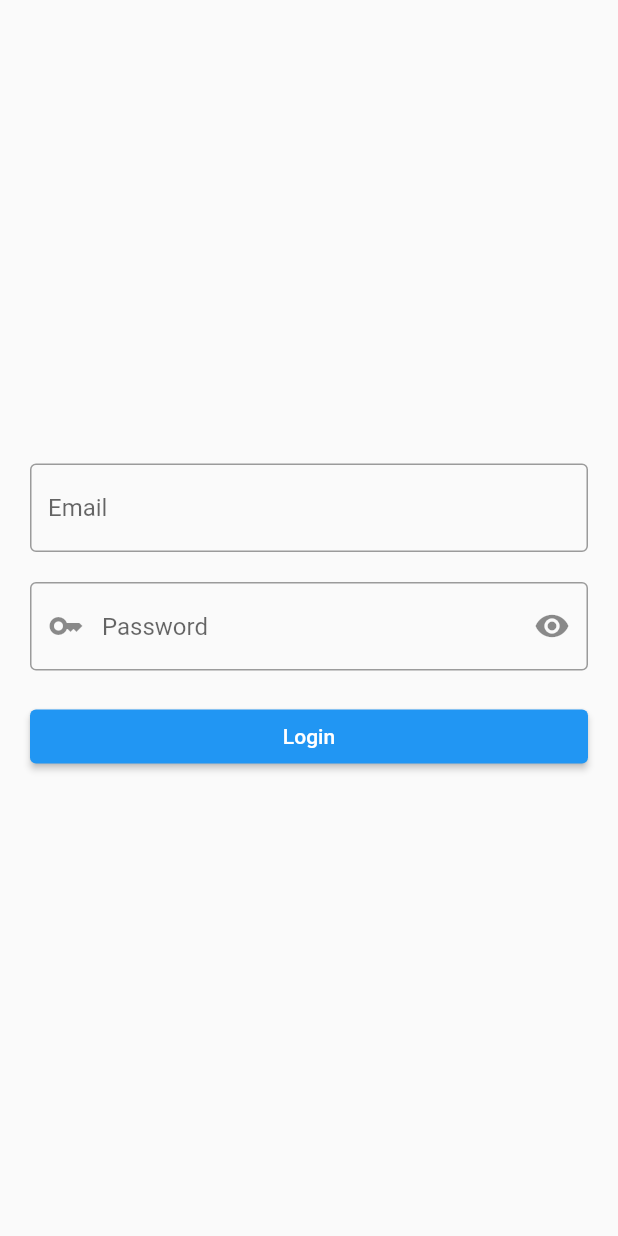
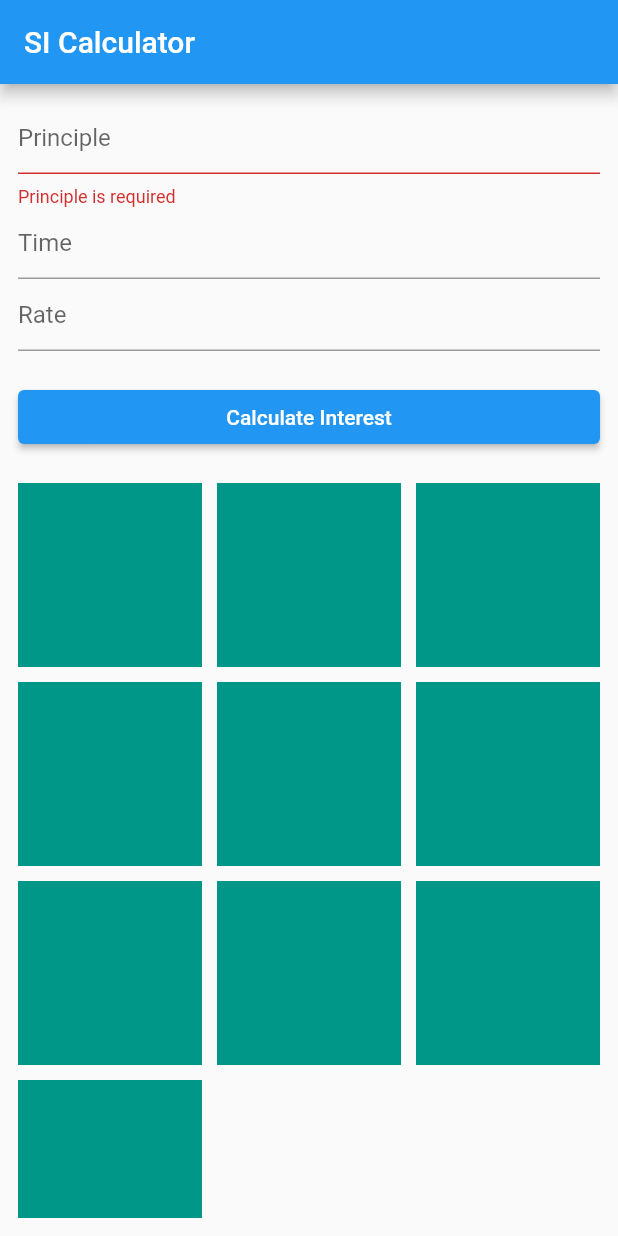
Before and after one commit to dnesbala/dart-flutter-fundamentals, a Flutter app: the screen it shows after launch, on a phone screen of 412 x 824 dp. Run offline on Flutter 3.47's test engine with Material 2 defaults, Android fonts, the phone set to English and light mode, and no system bars; our stand-ins replace google_fonts.

Commit message:
SI Calculator App, GridView demo

```diff
--- a/insta_clone/lib/main.dart
+++ b/insta_clone/lib/main.dart
@@ -1,5 +1,6 @@
 import 'package:firstapp/login_page.dart';
 import 'package:firstapp/score_page.dart';
+import 'package:firstapp/screens/si_calculator.dart';
 import 'package:firstapp/stateful_test.dart';
 import 'package:flutter/material.dart';
 
@@ -10,7 +11,7 @@ void main() {
     const MaterialApp(
       debugShowCheckedModeBanner: false,
       title: "Instagram Clone",
-      home: LoginPage(),
+      home: SICalculator(),
     ),
   );
 }
--- /dev/null
+++ b/insta_clone/lib/screens/si_calculator.dart
@@ -0,0 +1,135 @@
+import 'dart:developer';
+
+import 'package:flutter/material.dart';
+
+class SICalculator extends StatefulWidget {
+  const SICalculator({super.key});
+
+  @override
+  State<SICalculator> createState() => _SICalculatorState();
+}
+
+class _SICalculatorState extends State<SICalculator> {
+  final _formKey = GlobalKey<FormState>();
+
+  late TextEditingController principleTextController;
+  final timeTextController = TextEditingController();
+  final rateTextController = TextEditingController();
+
+  @override
+  void initState() {
+    super.initState();
+    principleTextController = TextEditingController();
+  }
+
+  @override
+  void dispose() {
+    principleTextController.dispose();
+    timeTextController.dispose();
+    rateTextController.dispose();
+    super.dispose();
+  }
+
+  handleForm() {
+    if (!_formKey.currentState!.validate()) {
+      return;
+    }
+    log("principle: ${principleTextController.text}");
+
+    var principle = int.parse(principleTextController.text);
+    var time = int.parse(timeTextController.text);
+    var rate = int.parse(rateTextController.text);
+
+    var interest = (principle * time * rate) / 100;
+
+    showDialog(
+        context: context,
+        builder: (context) {
+          return AlertDialog(
+            title: Text("RESULT"),
+            content: Text("Interest = $interest"),
+            actions: [
+              TextButton(
+                onPressed: () {
+                  Navigator.of(context).pop();
+                },
+                child: Text("OK"),
+              ),
+            ],
+          );
+        });
+  }
+
+  @override
+  Widget build(BuildContext context) {
+    return Scaffold(
+      appBar: AppBar(title: Text("SI Calculator")),
+      body: Padding(
+        padding: const EdgeInsets.all(12),
+        child: Form(
+          autovalidateMode: AutovalidateMode.always,
+          key: _formKey,
+          child: Column(
+            children: [
+              TextFormField(
+                controller: principleTextController,
+                decoration: InputDecoration(
+                  hintText: "Principle",
+                ),
+                keyboardType: TextInputType.number,
+                validator: (String? value) {
+                  if (value!.isEmpty) {
+                    return "Principle is required";
+                  }
+                  return null;
+                },
+              ),
+              TextField(
+                controller: timeTextController,
+                decoration: InputDecoration(
+                  hintText: "Time",
+                ),
+              ),
+              TextField(
+                controller: rateTextController,
+                decoration: InputDecoration(
+                  hintText: "Rate",
+                ),
+              ),
+              SizedBox(height: 20),
+              SizedBox(
+                width: double.maxFinite,
+                child: ElevatedButton(
+                  onPressed: () {
+                    handleForm();
+                  },
+                  child: Text("Calculate Interest"),
+                ),
+              ),
+
+              SizedBox(height: 20),
+
+              // GridView Test
+              Expanded(
+                child: GridView.builder(
+                    itemCount: 10,
+                    gridDelegate: SliverGridDelegateWithFixedCrossAxisCount(
+                      crossAxisCount: 3,
+                      mainAxisSpacing: 10,
+                      crossAxisSpacing: 10,
+                    ),
+                    itemBuilder: (context, index) {
+                      return Container(
+                        height: 100,
+                        width: 100,
+                        color: Colors.teal,
+                      );
+                    }),
+              ),
+            ],
+          ),
+        ),
+      ),
+    );
+  }
+}
```
